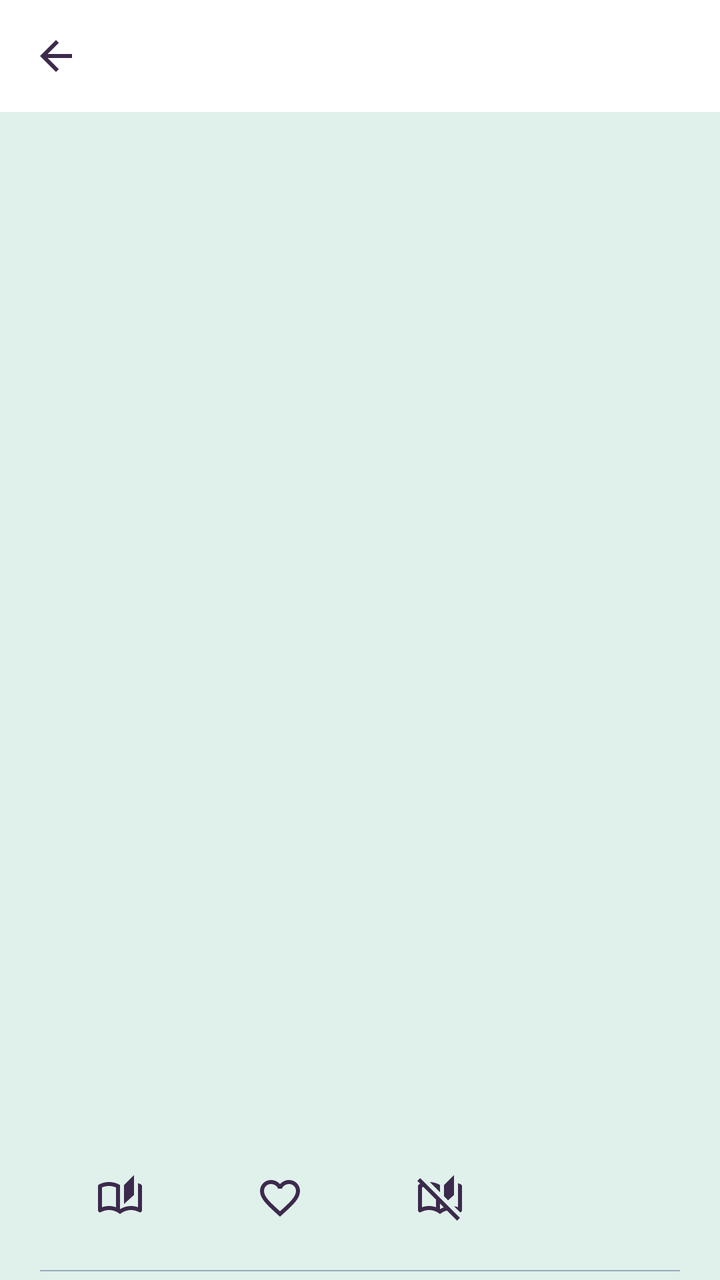
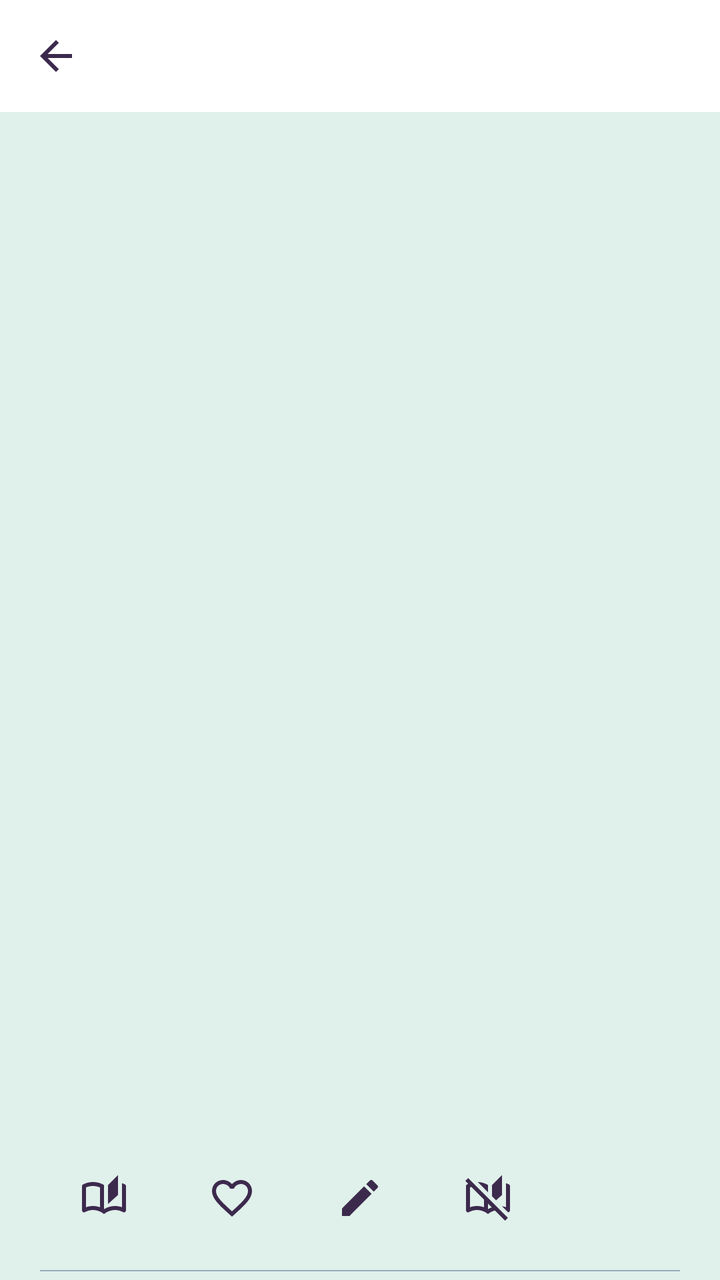

Before-and-after screenshots of an Android layout around one commit, followed by the original layout XML and the change that was made.
<!-- AndroidManifest.xml: activity theme Theme.EpubReader -->
<!-- res/layout/activity_book_details.xml -->
<?xml version="1.0" encoding="utf-8"?>
<androidx.coordinatorlayout.widget.CoordinatorLayout
    xmlns:android="http://schemas.android.com/apk/res/android"
    xmlns:app="http://schemas.android.com/apk/res-auto"
    android:layout_width="match_parent"
    android:layout_height="match_parent"
    android:fitsSystemWindows="true"
    android:background="?android:colorBackground">

    
    
    

    <com.google.android.material.appbar.AppBarLayout
        android:layout_width="match_parent"
        android:layout_height="wrap_content"
        android:background="?attr/colorSurface"
        app:elevation="0dp">

        <com.google.android.material.appbar.MaterialToolbar
            android:id="@+id/toolbar"
            android:layout_width="match_parent"
            android:layout_height="?attr/actionBarSize"
            android:title="@string/app_name"
            app:titleTextColor="?android:textColorPrimary"
            app:navigationIcon="@drawable/ic_arrow_back"
            app:navigationIconTint="?android:textColorPrimary" />

    </com.google.android.material.appbar.AppBarLayout>


    
    
    

    <androidx.core.widget.NestedScrollView
        android:layout_width="match_parent"
        android:layout_height="match_parent"
        android:fillViewport="true"
        android:background="?android:colorBackground"
        app:layout_behavior="@string/appbar_scrolling_view_behavior">

        <LinearLayout
            android:layout_width="match_parent"
            android:layout_height="wrap_content"
            android:orientation="vertical"
            android:paddingBottom="24dp">


            
            
            

            <FrameLayout
                android:layout_width="match_parent"
                android:layout_height="wrap_content"
                android:paddingStart="@dimen/app_row_content_padding_h"
                android:paddingEnd="@dimen/app_row_content_padding_h"
                android:paddingTop="8dp"
                android:paddingBottom="4dp">

                <ImageView
                    android:id="@+id/cover"
                    android:layout_width="wrap_content"
                    android:layout_height="450dp"
                    android:layout_gravity="start"
                    android:adjustViewBounds="true"
                    android:contentDescription="@string/book_cover"
                    android:scaleType="fitCenter" />

            </FrameLayout>


            
            
            

            <TextView
                android:id="@+id/title"
                android:layout_width="match_parent"
                android:layout_height="wrap_content"
                android:layout_marginStart="@dimen/app_row_content_padding_h"
                android:layout_marginTop="12dp"
                android:layout_marginEnd="@dimen/app_row_content_padding_h"
                android:gravity="start"
                android:textColor="?android:textColorPrimary"
                android:textSize="26sp"
                android:textStyle="bold"
                android:textAllCaps="true" />


            
            
            

            <LinearLayout
                android:layout_width="match_parent"
                android:layout_height="wrap_content"
                android:layout_marginStart="@dimen/app_row_content_padding_h"
                android:layout_marginTop="10dp"
                android:layout_marginEnd="@dimen/app_row_content_padding_h"
                android:gravity="start"
                android:orientation="horizontal">

                

                <ImageButton
                    android:id="@+id/btnRead"
                    android:layout_width="0dp"
                    android:layout_height="48dp"
                    android:layout_weight="1"
                    android:background="?attr/selectableItemBackgroundBorderless"
                    android:contentDescription="@string/option_open"
                    android:padding="10dp"
                    android:src="@drawable/ic_menu_book"
                    app:tint="?android:textColorPrimary" />

                

                <ImageButton
                    android:id="@+id/btnFavorite"
                    android:layout_width="0dp"
                    android:layout_height="48dp"
                    android:layout_weight="1"
                    android:background="?attr/selectableItemBackgroundBorderless"
                    android:contentDescription="@string/option_favorite"
                    android:padding="10dp"
                    android:src="@drawable/ic_favorite_border"
                    app:tint="?android:textColorPrimary" />

                

                <ImageButton
                    android:id="@+id/btnRemoveReading"
                    android:layout_width="0dp"
                    android:layout_height="48dp"
                    android:layout_weight="1"
                    android:background="?attr/selectableItemBackgroundBorderless"
                    android:contentDescription="@string/option_remove_reading"
                    android:padding="10dp"
                    android:src="@drawable/ic_remove_reading"
                    app:tint="?android:textColorPrimary" />

                

                <ImageButton
                    android:id="@+id/btnRemove"
                    android:layout_width="0dp"
                    android:layout_height="48dp"
                    android:layout_weight="1"
                    android:background="?attr/selectableItemBackgroundBorderless"
                    android:contentDescription="@string/option_remove"
                    android:padding="10dp"
                    android:src="@drawable/ic_delete"
                    app:tint="@color/pop" />

            </LinearLayout>


            
            
            

            <View
                android:layout_width="match_parent"
                android:layout_height="0.5dp"
                android:layout_marginStart="@dimen/app_row_content_padding_h"
                android:layout_marginTop="12dp"
                android:layout_marginEnd="@dimen/app_row_content_padding_h"
                android:background="@color/light_border" />


            
            
            

            <LinearLayout
                android:layout_width="match_parent"
                android:layout_height="wrap_content"
                android:layout_marginStart="@dimen/app_row_content_padding_h"
                android:layout_marginTop="8dp"
                android:layout_marginEnd="@dimen/app_row_content_padding_h"
                android:orientation="vertical">


                

                <TextView
                    android:id="@+id/bookNameLabel"
                    style="@style/ReaderSettingLabel"
                    android:layout_width="match_parent"
                    android:layout_height="wrap_content"
                    android:layout_marginTop="4dp"
                    android:text="@string/book_name" />

                <TextView
                    android:id="@+id/bookValue"
                    android:layout_width="match_parent"
                    android:layout_height="wrap_content"
                    android:layout_marginTop="2dp"
                    android:textColor="?android:textColorPrimary"
                    android:textSize="15sp" />


                

                <TextView
                    android:id="@+id/bookAuthorLabel"
                    style="@style/ReaderSettingLabel"
                    android:layout_width="match_parent"
                    android:layout_height="wrap_content"
                    android:layout_marginTop="12dp"
                    android:text="@string/book_author" />

                <TextView
                    android:id="@+id/authorValue"
                    android:layout_width="match_parent"
                    android:layout_height="wrap_content"
                    android:layout_marginTop="2dp"
                    android:textColor="?android:textColorPrimary"
                    android:textSize="15sp" />


                

                <LinearLayout
                    android:id="@+id/seriesContainer"
                    android:layout_width="match_parent"
                    android:layout_height="wrap_content"
                    android:orientation="vertical">

                    <TextView
                        android:id="@+id/bookSeriesLabel"
                        style="@style/ReaderSettingLabel"
                        android:layout_width="match_parent"
                        android:layout_height="wrap_content"
                        android:layout_marginTop="12dp"
                        android:text="@string/book_series" />

                    <TextView
                        android:id="@+id/seriesValue"
                        android:layout_width="match_parent"
                        android:layout_height="wrap_content"
                        android:layout_marginTop="2dp"
                        android:textColor="?android:textColorPrimary"
                        android:textSize="15sp" />

                </LinearLayout>


                

                <TextView
                    android:id="@+id/bookFilenameLabel"
                    style="@style/ReaderSettingLabel"
                    android:layout_width="match_parent"
                    android:layout_height="wrap_content"
                    android:layout_marginTop="12dp"
                    android:text="@string/book_filename" />

                <TextView
                    android:id="@+id/filenameValue"
                    android:layout_width="match_parent"
                    android:layout_height="wrap_content"
                    android:layout_marginTop="2dp"
                    android:textColor="?android:textColorPrimary"
                    android:textSize="15sp" />


                

                <TextView
                    android:id="@+id/bookSizeLabel"
                    style="@style/ReaderSettingLabel"
                    android:layout_width="match_parent"
                    android:layout_height="wrap_content"
                    android:layout_marginTop="12dp"
                    android:text="@string/book_size" />

                <TextView
                    android:id="@+id/filesizeValue"
                    android:layout_width="match_parent"
                    android:layout_height="wrap_content"
                    android:layout_marginTop="2dp"
                    android:textColor="?android:textColorPrimary"
                    android:textSize="15sp" />


                

                <TextView
                    android:id="@+id/bookLanguageLabel"
                    style="@style/ReaderSettingLabel"
                    android:layout_width="match_parent"
                    android:layout_height="wrap_content"
                    android:layout_marginTop="12dp"
                    android:text="@string/book_language" />

                <TextView
                    android:id="@+id/languageValue"
                    android:layout_width="match_parent"
                    android:layout_height="wrap_content"
                    android:layout_marginTop="2dp"
                    android:textColor="?android:textColorPrimary"
                    android:textSize="15sp" />


                

                <TextView
                    android:id="@+id/bookAddedLabel"
                    style="@style/ReaderSettingLabel"
                    android:layout_width="match_parent"
                    android:layout_height="wrap_content"
                    android:layout_marginTop="12dp"
                    android:text="@string/book_added" />

                <TextView
                    android:id="@+id/dateAddedValue"
                    android:layout_width="match_parent"
                    android:layout_height="wrap_content"
                    android:layout_marginTop="2dp"
                    android:textColor="?android:textColorPrimary"
                    android:textSize="15sp" />


                

                <LinearLayout
                    android:id="@+id/lastReadContainer"
                    android:layout_width="match_parent"
                    android:layout_height="wrap_content"
                    android:orientation="vertical">

                    <TextView
                        android:id="@+id/lastReadLabel"
                        style="@style/ReaderSettingLabel"
                        android:layout_width="match_parent"
                        android:layout_height="wrap_content"
                        android:layout_marginTop="12dp"
                        android:text="@string/book_last_read_and_bookmark" />

                    <TextView
                        android:id="@+id/lastReadValue"
                        android:layout_width="match_parent"
                        android:layout_height="wrap_content"
                        android:layout_marginTop="2dp"
                        android:textColor="?android:textColorPrimary"
                        android:textSize="15sp" />

                </LinearLayout>

            </LinearLayout>


            
            
            

            <View
                android:layout_width="match_parent"
                android:layout_height="0.5dp"
                android:layout_marginStart="@dimen/app_row_content_padding_h"
                android:layout_marginTop="16dp"
                android:layout_marginEnd="@dimen/app_row_content_padding_h"
                android:background="@color/light_border" />


            
            
            

            <LinearLayout
                android:id="@+id/descriptionContainer"
                android:layout_width="match_parent"
                android:layout_height="wrap_content"
                android:layout_marginStart="@dimen/app_row_content_padding_h"
                android:layout_marginTop="8dp"
                android:layout_marginEnd="@dimen/app_row_content_padding_h"
                android:orientation="vertical">

                <TextView
                    android:id="@+id/descriptionLabel"
                    style="@style/ReaderSettingLabel"
                    android:layout_width="match_parent"
                    android:layout_height="wrap_content"
                    android:layout_marginTop="4dp"
                    android:text="@string/book_description" />

                <TextView
                    android:id="@+id/description"
                    android:layout_width="match_parent"
                    android:layout_height="wrap_content"
                    android:layout_marginTop="2dp"
                    android:lineSpacingExtra="3dp"
                    android:textColor="?android:textColorPrimary"
                    android:textSize="15sp" />

            </LinearLayout>

        </LinearLayout>

    </androidx.core.widget.NestedScrollView>

</androidx.coordinatorlayout.widget.CoordinatorLayout>
<!-- resources referenced by this layout -->
<resources>
  <color name="light_border">@color/palette_slate</color>
  <color name="pop">@color/palette_mint</color>
  <dimen name="app_row_content_padding_h">20dp</dimen>
  <!-- drawable ic_arrow_back (drawable) -->
  <?xml version="1.0" encoding="utf-8"?>
  <vector xmlns:android="http://schemas.android.com/apk/res/android"
      android:width="24dp" android:height="24dp"
      android:viewportWidth="24" android:viewportHeight="24">
      <path android:fillColor="@android:color/white"
          android:pathData="M20 11H7.83l5.59-5.59L12 4l-8 8 8 8 1.41-1.41L7.83 13H20v-2z" />
  </vector>
  <!-- drawable ic_delete (drawable) -->
  <?xml version="1.0" encoding="utf-8"?>
  <vector xmlns:android="http://schemas.android.com/apk/res/android"
      android:width="24dp" android:height="24dp"
      android:viewportWidth="24" android:viewportHeight="24">
      <path android:fillColor="@android:color/white" android:pathData="M6 19c0 1.1.9 2 2 2h8c1.1 0 2-.9 2-2V7H6v12zM19 4h-3.5l-1-1h-5l-1 1H5v2h14V4z" />
  </vector>
  <string name="app_name">The Livre Magicae</string>
  <string name="book_added">Date added</string>
  <string name="book_author">Author</string>
  <string name="book_cover">Book cover</string>
  <string name="book_description">Description</string>
  <string name="book_filename">Filename</string>
  <string name="book_language">Language</string>
  <string name="book_last_read_and_bookmark">Date last read and current bookmark</string>
  <string name="book_name">Book</string>
  <string name="book_series">Series</string>
  <string name="book_size">Filesize</string>
  <string name="option_favorite">Favorite</string>
  <string name="option_open">Read</string>
  <string name="option_remove">Remove from library</string>
  <string name="option_remove_reading">Remove from Reading</string>
  <style name="ReaderSettingLabel" parent="Widget.MaterialComponents.TextView">
          <item name="android:layout_width">match_parent</item>
          <item name="android:layout_height">wrap_content</item>
          <item name="android:layout_marginTop">20dp</item>
          <item name="android:layout_marginBottom">4dp</item>
          <item name="android:textColor">?android:textColorSecondary</item>
          <item name="android:textSize">13sp</item>
          <item name="android:textStyle">bold</item>
          <item name="android:textAllCaps">true</item>
      </style>
  <color name="palette_slate">#95ADBE</color>
  <color name="palette_mint">#E0F0EA</color>
  <color name="light_bg">@color/palette_mint</color>
  <color name="black">#000000</color>
  <color name="accent">@color/palette_plum</color>
  <color name="accent_dark">@color/palette_purple</color>
  <color name="white">#FFFFFF</color>
  <color name="secondary">@color/palette_slate</color>
  <color name="light_surface">@color/white</color>
  <color name="light_text">@color/palette_eggplant</color>
  <color name="light_text_muted">@color/palette_purple</color>
  <color name="palette_plum">#503A65</color>
  <color name="palette_purple">#574F7D</color>
  <color name="palette_eggplant">#3C2A4D</color>
  <!-- unchanged entries left out for length: 4 -->
</resources>

<!-- the commit's change to res/layout/activity_book_details.xml (unified diff, before → after) -->
@@ -131,6 +131,17 @@
                 
 
                 <ImageButton
+                    android:id="@+id/btnEditDetails"
+                    android:layout_width="0dp"
+                    android:layout_height="48dp"
+                    android:layout_weight="1"
+                    android:background="?attr/selectableItemBackgroundBorderless"
+                    android:contentDescription="@string/option_edit_details"
+                    android:padding="10dp"
+                    android:src="@drawable/ic_edit"
+                    app:tint="?android:textColorPrimary" />
+
+                <ImageButton
                     android:id="@+id/btnRemoveReading"
                     android:layout_width="0dp"
                     android:layout_height="48dp"
@@ -304,6 +315,38 @@
                     android:textColor="?android:textColorPrimary"
                     android:textSize="15sp" />
 
+                <TextView
+                    android:id="@+id/publishYearLabel"
+                    style="@style/ReaderSettingLabel"
+                    android:layout_width="match_parent"
+                    android:layout_height="wrap_content"
+                    android:layout_marginTop="12dp"
+                    android:text="@string/book_publish_year" />
+
+                <TextView
+                    android:id="@+id/publishYearValue"
+                    android:layout_width="match_parent"
+                    android:layout_height="wrap_content"
+                    android:layout_marginTop="2dp"
+                    android:textColor="?android:textColorPrimary"
+                    android:textSize="15sp" />
+
+                <TextView
+                    android:id="@+id/subjectsLabel"
+                    style="@style/ReaderSettingLabel"
+                    android:layout_width="match_parent"
+                    android:layout_height="wrap_content"
+                    android:layout_marginTop="12dp"
+                    android:text="@string/book_subjects" />
+
+                <TextView
+                    android:id="@+id/subjectsValue"
+                    android:layout_width="match_parent"
+                    android:layout_height="wrap_content"
+                    android:layout_marginTop="2dp"
+                    android:textColor="?android:textColorPrimary"
+                    android:textSize="15sp" />
+
 
                 
 
<!-- resource entries referenced after the edit -->
@@ -18,6 +18,13 @@
       android:viewportWidth="24" android:viewportHeight="24">
       <path android:fillColor="@android:color/white" android:pathData="M6 19c0 1.1.9 2 2 2h8c1.1 0 2-.9 2-2V7H6v12zM19 4h-3.5l-1-1h-5l-1 1H5v2h14V4z" />
   </vector>
+  <!-- drawable ic_edit (drawable) -->
+  <?xml version="1.0" encoding="utf-8"?>
+  <vector xmlns:android="http://schemas.android.com/apk/res/android"
+      android:width="24dp" android:height="24dp"
+      android:viewportWidth="24" android:viewportHeight="24">
+      <path android:fillColor="@android:color/white" android:pathData="M3 17.25V21h3.75L17.81 9.94l-3.75-3.75L3 17.25zM20.71 7.04c.39-.39.39-1.02 0-1.41l-2.34-2.34a.9959.9959 0 0 0-1.41 0l-1.83 1.83 3.75 3.75 1.83-1.83z" />
+  </vector>
   <string name="app_name">The Livre Magicae</string>
   <string name="book_added">Date added</string>
   <string name="book_author">Author</string>
@@ -27,8 +34,11 @@
   <string name="book_language">Language</string>
   <string name="book_last_read_and_bookmark">Date last read and current bookmark</string>
   <string name="book_name">Book</string>
+  <string name="book_publish_year">Publish year</string>
   <string name="book_series">Series</string>
   <string name="book_size">Filesize</string>
+  <string name="book_subjects">Subjects</string>
+  <string name="option_edit_details">Edit details</string>
   <string name="option_favorite">Favorite</string>
   <string name="option_open">Read</string>
   <string name="option_remove">Remove from library</string>
